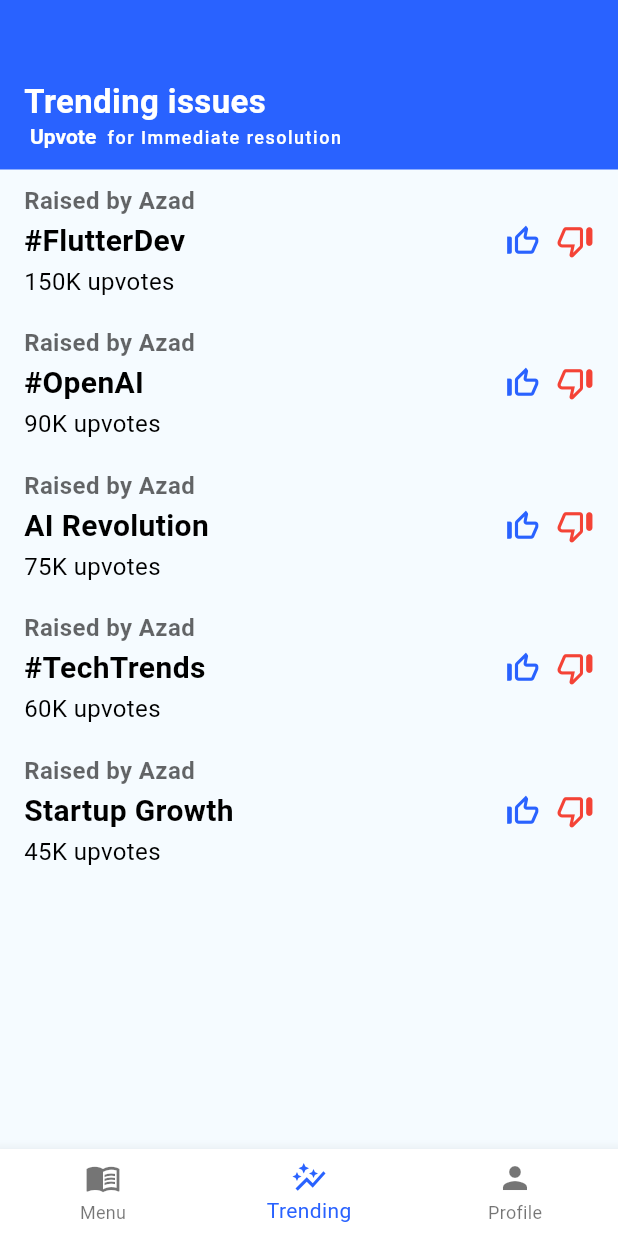
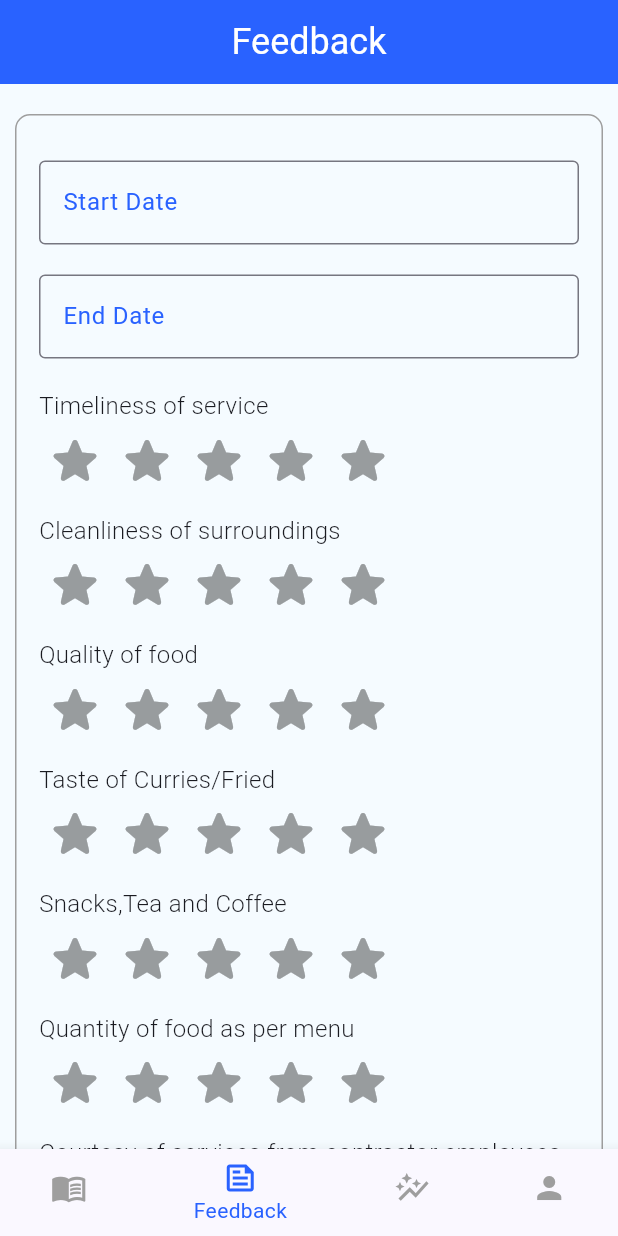
Before and after one commit to Azad99-9/mess_management, a Flutter app: the screen it shows after launch, swiped to page 2, on a phone screen of 412 x 824 dp. Run offline on Flutter 3.47's test engine with Material 3 defaults, Android fonts, the phone set to English and light mode, and no system bars; drawn by our look-alikes of flutter_rating_bar; our stand-ins replace firebase_core, get_it; accounts and stored records are empty.

Commit message:
add profile and feedback

```diff
--- a/lib/locator.dart
+++ b/lib/locator.dart
@@ -1,8 +1,13 @@
 import 'package:flutter/material.dart';
 import 'package:get_it/get_it.dart';
 import 'package:mess_management/services/theme_service.dart';
+import 'package:mess_management/services/size_config.dart';
+import 'package:mess_management/view_model/profile_page_view_model.dart';
 
 GetIt locator = GetIt.instance;
 
+final sizeConfig=locator<SizeConfig>();
 setUpLocator() {
+  locator.registerSingleton(SizeConfig());
+  locator.registerFactory(() => ProfilePageViewModel());
 }
--- a/lib/main.dart
+++ b/lib/main.dart
@@ -3,8 +3,12 @@
 import 'package:mess_management/services/theme_service.dart';
 import 'package:mess_management/views/common_issues.dart';
 import 'package:mess_management/views/menu.dart';
+import 'package:mess_management/views/profile_page.dart';
+import 'package:mess_management/locator.dart';
+import 'package:mess_management/views/feedback_page.dart';
 
 void main() {
+  setUpLocator();
   runApp(const MyApp());
 }
 
@@ -89,7 +93,9 @@
         onPageChanged: _onPageChanged,
         children: [
           MessMenuPage(),
+          FeedbackPage(),
           CommonIssues(),
+          ProfilePage(),
         ],
       ),
       bottomNavigationBar: Container(
@@ -97,12 +103,17 @@
         child: BottomNavigationBar(
           backgroundColor: Colors.white,
           selectedItemColor: ThemeService.primaryColor,
+          unselectedItemColor: ThemeService.secondaryBackgroundColor,
           currentIndex: _currentPage,
           onTap: _onBottomNavTapped,
           items: const [
             BottomNavigationBarItem(
               icon: Icon(Icons.menu_book),
               label: 'Menu',
+            ),
+            BottomNavigationBarItem(
+              icon: Icon(Icons.feed_outlined),
+              label: 'Feedback',
             ),
             BottomNavigationBarItem(
               icon: Icon(Icons.auto_graph),
--- a/lib/services/theme_service.dart
+++ b/lib/services/theme_service.dart
@@ -4,5 +4,6 @@
   static const Color primaryColor = Color(0xff2962FF);
   static const Color primaryAccent = Color(0xfff5fbff);
   static const Color secondaryColor = Colors.white;
-
+  static const Color secondaryBackgroundColor = Colors.grey;
+  static const Color primaryTextColor=Colors.black;
 }
--- /dev/null
+++ b/lib/view_model/profile_page_view_model.dart
@@ -0,0 +1,27 @@
+import 'package:flutter/material.dart';
+
+class ProfilePageViewModel extends ChangeNotifier
+{
+   TextEditingController Timeliness =TextEditingController();
+   TextEditingController Cleanliness =TextEditingController();
+   TextEditingController Quality =TextEditingController();
+   TextEditingController Taste =TextEditingController();
+   TextEditingController Snacks =TextEditingController();
+   TextEditingController Quantity =TextEditingController();
+   TextEditingController Courtesy =TextEditingController();
+   TextEditingController Attire =TextEditingController();
+   TextEditingController Serving =TextEditingController();
+   TextEditingController Washarea =TextEditingController();
+   TextEditingController startDateController = TextEditingController();
+   TextEditingController endDateController = TextEditingController();
+
+   final formKey=GlobalKey<FormState>();
+
+   void submit()
+   {
+      print(Timeliness.text);
+      print(Cleanliness.text);
+      notifyListeners();
+   }
+
+}
--- /dev/null
+++ b/lib/views/feedback_page.dart
@@ -0,0 +1,203 @@
+import 'package:flutter/material.dart';
+import 'package:mess_management/services/size_config.dart';
+import 'package:mess_management/services/theme_service.dart';
+import 'package:flutter_rating_bar/flutter_rating_bar.dart';
+import 'package:mess_management/view_model/profile_page_view_model.dart';
+import 'package:mess_management/locator.dart';
+import 'package:mess_management/widgets/star_ratebar.dart';
+
+class FeedbackPage extends StatefulWidget {
+  const FeedbackPage({super.key});
+
+  @override
+  State<FeedbackPage> createState() => _FeedbackPageState();
+}
+
+class _FeedbackPageState extends State<FeedbackPage> {
+  late final ProfilePageViewModel _viewModel;
+  @override
+  void initState() {
+    super.initState();
+    _viewModel = locator<ProfilePageViewModel>();
+  }
+
+  Future<void> _selectDate(
+      BuildContext context, TextEditingController controller) async {
+    DateTime now = DateTime.now();
+    DateTime? picked = await showDatePicker(
+      context: context,
+      initialDate: now,
+      firstDate: now.subtract(const Duration(days: 15)), // 15 days back
+      lastDate: now.add(const Duration(days: 15)), // 15 days ahead
+      builder: (BuildContext context, Widget? child) {
+        return Theme(
+          data: Theme.of(context).copyWith(
+            colorScheme: ColorScheme.light(
+              primary: ThemeService
+                  .primaryColor, // Header background and selected date color
+              onPrimary: Colors.white, // Text color on header and selected date
+              onSurface: Colors.black, // Text color for other dates
+            ),
+            textButtonTheme: TextButtonThemeData(
+              style: TextButton.styleFrom(
+                foregroundColor: ThemeService.primaryColor, // Button text color
+              ),
+            ),
+          ),
+          child: child!,
+        );
+      },
+    );
+    if (picked != null) {
+      controller.text = "${picked.day}-${picked.month}-${picked.year}";
+    }
+  }
+
+  @override
+  Widget build(BuildContext context) {
+    return Scaffold(
+      backgroundColor: ThemeService.primaryAccent,
+      appBar: AppBar(
+        backgroundColor: ThemeService.primaryColor,
+        centerTitle: true,
+        title: Text(
+          "Feedback",
+          style: TextStyle(
+            fontSize: 24,
+            color: ThemeService.secondaryColor,
+          ),
+        ),
+      ),
+      body: SingleChildScrollView(
+        child: Container(
+          margin: EdgeInsets.symmetric(horizontal: 10, vertical: 20),
+          padding: EdgeInsets.symmetric(horizontal: 15, vertical: 10),
+          decoration: BoxDecoration(
+            border: Border.all(
+              color: ThemeService.secondaryBackgroundColor,
+              width: 1,
+            ),
+            borderRadius: BorderRadius.circular(10),
+          ),
+          child: Form(
+            key: _viewModel.formKey,
+            child: Column(
+              crossAxisAlignment: CrossAxisAlignment.start,
+              mainAxisAlignment: MainAxisAlignment.center,
+              children: <Widget>[
+                const SizedBox(height: 20),
+                TextFormField(
+                  controller: _viewModel.startDateController,
+                  readOnly: true,
+                  decoration: const InputDecoration(
+                    labelText: "Start Date",
+                    labelStyle: TextStyle(color: ThemeService.primaryColor),
+                    border: OutlineInputBorder(
+                      borderSide: BorderSide(
+                        color: ThemeService
+                            .primaryColor, // Border color when not focused
+                        width: 1.5, // Border width
+                      ),
+                    ),
+                    focusedBorder: OutlineInputBorder(
+                      borderSide: BorderSide(
+                        color: ThemeService
+                            .primaryColor, // Border color when focused
+                        width: 2.0, // Border width
+                      ),
+                    ),
+                  ),
+                  onTap: () =>
+                      _selectDate(context, _viewModel.startDateController),
+                ),
+                const SizedBox(height: 20),
+                TextFormField(
+                  controller: _viewModel.endDateController,
+                  readOnly: true,
+                  decoration: const InputDecoration(
+                    labelText: "End Date",
+                    labelStyle: TextStyle(color: ThemeService.primaryColor),
+                    border: OutlineInputBorder(
+                      borderSide: BorderSide(
+                        color: ThemeService
+                            .primaryColor, // Border color when not focused
+                        width: 1.5, // Border width
+                      ),
+                    ),
+                    focusedBorder: OutlineInputBorder(
+                      borderSide: BorderSide(
+                        color: ThemeService
+                            .primaryColor, // Border color when focused
+                        width: 2.0, // Border width
+                      ),
+                    ),
+                  ),
+                  onTap: () =>
+                      _selectDate(context, _viewModel.endDateController),
+                ),
+                const SizedBox(height: 20),
+                StarRatebar(
+                    text: "Timeliness of service",
+                    controller: _viewModel.Timeliness),
+                StarRatebar(
+                    text: "Cleanliness of surroundings",
+                    controller: _viewModel.Cleanliness),
+                StarRatebar(
+                    text: "Quality of food", controller: _viewModel.Quality),
+                StarRatebar(
+                    text: "Taste of Curries/Fried",
+                    controller: _viewModel.Taste),
+                StarRatebar(
+                    text: "Snacks,Tea and Coffee",
+                    controller: _viewModel.Snacks),
+                StarRatebar(
+                    text: "Quantity of food as per menu",
+                    controller: _viewModel.Quantity),
+                StarRatebar(
+                    text: "Courtesy of services from contractor employees",
+                    controller: _viewModel.Courtesy),
+                StarRatebar(
+                    text: "Appropriate attire of contractor employees",
+                    controller: _viewModel.Attire),
+                StarRatebar(
+                    text: "Cooking and Serving as per menu",
+                    controller: _viewModel.Serving),
+                StarRatebar(
+                    text: "Cleanliness of wash area",
+                    controller: _viewModel.Washarea),
+                Center(
+                  child: ElevatedButton(
+                    onPressed: () {
+                      _viewModel.submit();
+                    },
+                    style: ElevatedButton.styleFrom(
+                      minimumSize: const Size(130, 50),
+                      elevation: 0,
+                      backgroundColor: ThemeService.primaryColor,
+                      shape: RoundedRectangleBorder(
+                        borderRadius:
+                            BorderRadius.circular(18), // Rounded corners
+                        side: BorderSide(
+                          color: ThemeService
+                              .secondaryBackgroundColor, // Border color
+                          width: 0, // Border width
+                        ),
+                      ),
+                    ),
+                    child: Text(
+                      "Submit",
+                      style: TextStyle(
+                        color: ThemeService.secondaryColor,
+                        fontSize: 18,
+                      ),
+                    ),
+                  ),
+                ),
+              ],
+            ),
+          ),
+        ),
+      ),
+    );
+  }
+}
--- /dev/null
+++ b/lib/widgets/star_ratebar.dart
@@ -0,0 +1,49 @@
+import 'package:flutter/material.dart';
+import 'package:flutter_rating_bar/flutter_rating_bar.dart';
+
+class StarRatebar extends StatefulWidget {
+  const StarRatebar({super.key,required this.text,required this.controller});
+  final TextEditingController controller;
+  final String text;
+  // final double rating;
+
+  @override
+  State<StarRatebar> createState() => _StarRatebarState();
+}
+
+class _StarRatebarState extends State<StarRatebar> {
+  @override
+  Widget build(BuildContext context) {
+    return  Column(
+      crossAxisAlignment: CrossAxisAlignment.start,
+      children: [
+         Text(
+          widget.text,
+          style: TextStyle(fontSize: 16, fontWeight: FontWeight.w300),
+        ),
+        const SizedBox(height: 5),
+        RatingBar.builder(
+          initialRating: 0,
+          minRating: 1,
+          direction: Axis.horizontal,
+          itemCount: 5,
+          itemPadding: const EdgeInsets.symmetric(horizontal: 4.0),
+          itemBuilder: (context, _) => const Icon(
+            Icons.star_rounded,
+            color: Colors.amber,
+          ),
+          glow: true,
+          glowRadius: 3,
+          glowColor: Colors.amber,
+          onRatingUpdate: (rating) {
+            setState(() {
+              // _rating = rating;
+              widget.controller.text=rating.toString();
+            });
+          },
+        ),
+        const SizedBox(height: 15),
+      ],
+    );
+  }
+}
--- a/pubspec.yaml
+++ b/pubspec.yaml
@@ -39,6 +39,7 @@
   stacked: ^3.4.3
   get_it: ^7.7.0
   intl: ^0.20.1
+  flutter_rating_bar: ^4.0.0
 
 dev_dependencies:
   flutter_test:
```
Also changed, not shown: lib/services/size_config.dart (added, +31 -0 lines), lib/views/profile_page.dart (added, +153 -0 lines), pubspec.lock.
